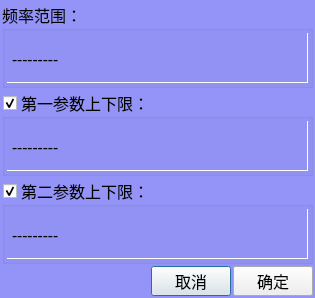
Qt form AnalysisMode/clsMultiLimitSetting.ui (caicaiking/WKEFactoryView2014) before a commit.
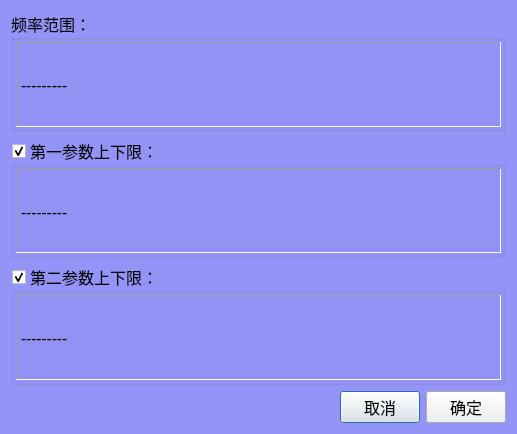
The same form after that commit. Custom widgets are drawn as their Qt base class.

Patch:
```diff
--- a/AnalysisMode/clsMultiLimitSetting.ui
+++ b/AnalysisMode/clsMultiLimitSetting.ui
@@ -6,8 +6,8 @@
    <rect>
     <x>0</x>
     <y>0</y>
-    <width>315</width>
-    <height>258</height>
+    <width>517</width>
+    <height>434</height>
    </rect>
   </property>
   <property name="font">
@@ -26,22 +26,7 @@
 	background-color: rgb(148, 148, 248);
 }</string>
   </property>
-  <layout class="QVBoxLayout" name="verticalLayout_4" stretch="1,1,1,1">
-   <property name="spacing">
-    <number>2</number>
-   </property>
-   <property name="leftMargin">
-    <number>2</number>
-   </property>
-   <property name="topMargin">
-    <number>2</number>
-   </property>
-   <property name="rightMargin">
-    <number>2</number>
-   </property>
-   <property name="bottomMargin">
-    <number>2</number>
-   </property>
+  <layout class="QVBoxLayout" name="verticalLayout_4">
    <item>
     <widget class="QGroupBox" name="groupBox">
      <property name="font">
@@ -223,10 +208,7 @@
     </widget>
    </item>
    <item>
-    <layout class="QHBoxLayout" name="horizontalLayout_2">
-     <property name="spacing">
-      <number>2</number>
-     </property>
+    <layout class="QHBoxLayout" name="horizontalLayout">
      <item>
       <spacer name="horizontalSpacer">
        <property name="font">
@@ -251,7 +233,7 @@
        <property name="minimumSize">
         <size>
          <width>0</width>
-         <height>30</height>
+         <height>0</height>
         </size>
        </property>
        <property name="font">
@@ -270,7 +252,7 @@
        <property name="minimumSize">
         <size>
          <width>0</width>
-         <height>30</height>
+         <height>0</height>
         </size>
        </property>
        <property name="font">
```
